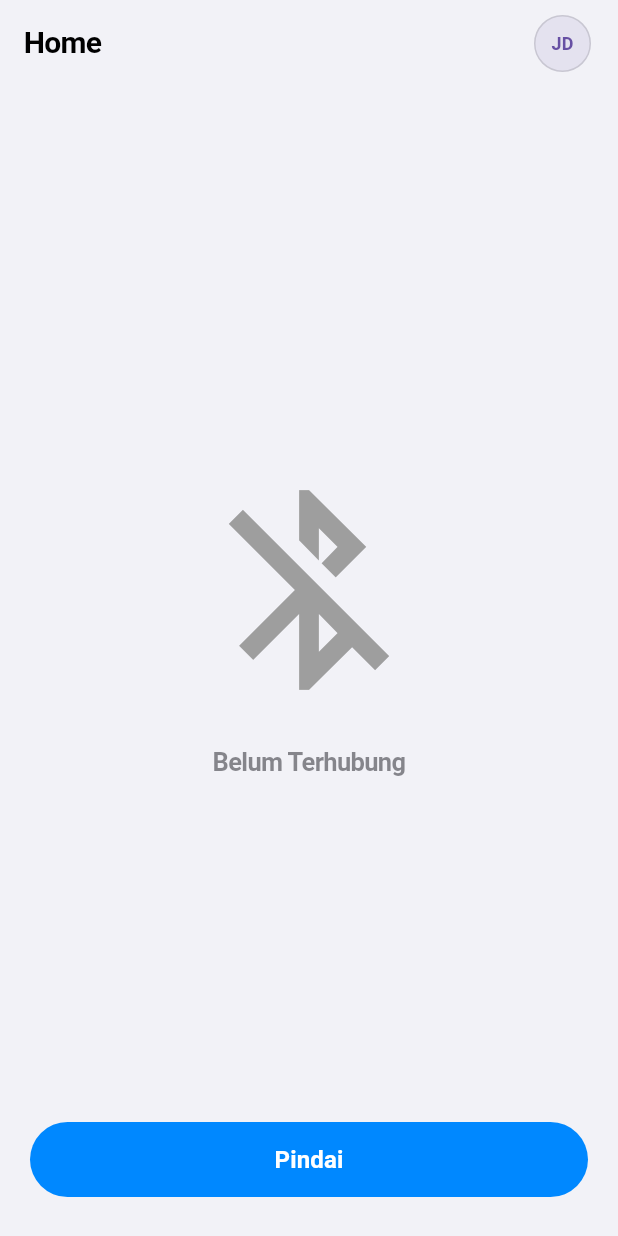
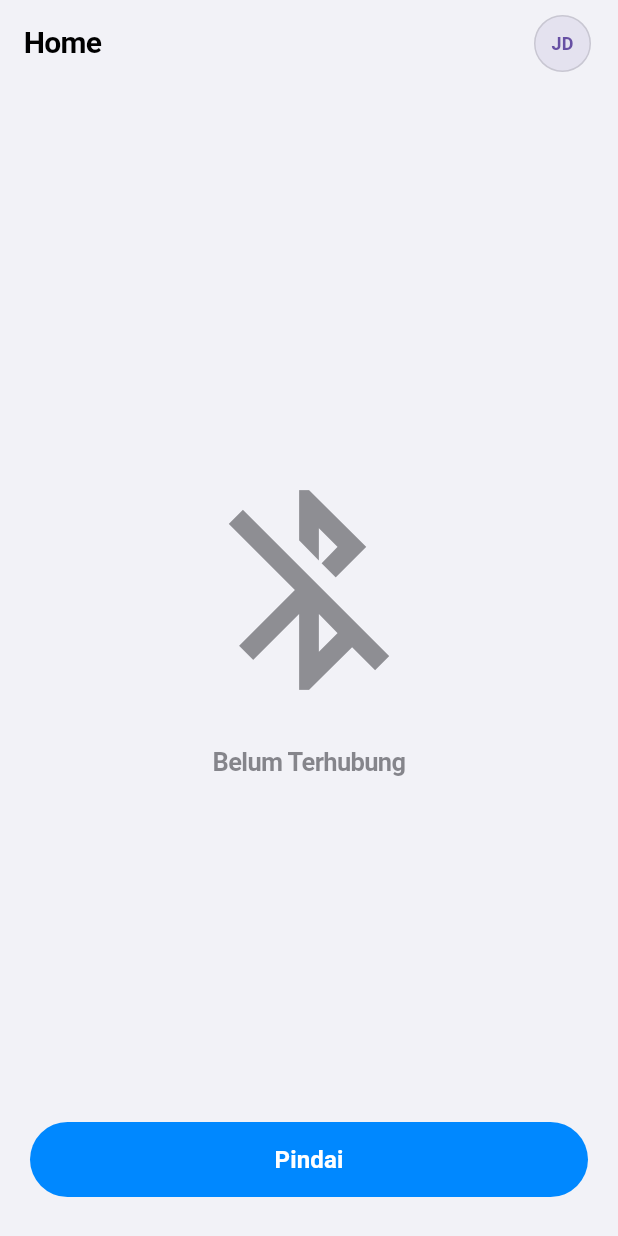
Before and after one commit to nashirabbash/VAC-IoT, a Flutter app: the HomeScreen screen opened directly, on a phone screen of 412 x 824 dp. Run offline on Flutter 3.47's test engine with Material 3 defaults, Android fonts, the phone set to English and light mode, and no system bars; our stand-ins replace flutter_blue_plus, flutter_secure_storage, sqflite; missing offline and left inert: mobile_scanner; accounts and stored records are empty; network calls fail; Roboto replaces fonts that are missing (SF Pro).

Commit message:
fix: address iter 3 review feedback for ticket 14

```diff
--- a/lib/screens/homeScreens.dart
+++ b/lib/screens/homeScreens.dart
@@ -27,6 +27,7 @@ class _HomeScreenState extends State<HomeScreen> {
   bool _hasBoundDevice = false;
   bool _isLoading = true;
   bool _isBleConnected = false;
+  bool _hasConnectionDropped = false;
   late final StreamSubscription<bool> _connectionSub;
   late final AuthRepository _authRepository = widget.authRepository ?? AuthRepository();
   late final ApiService _apiService = widget.apiService ?? apiService;
@@ -39,6 +40,12 @@ class _HomeScreenState extends State<HomeScreen> {
     _connectionSub = bleService.onConnectionStateChanged.listen((connected) {
       if (mounted) {
         setState(() {
+          if (_isBleConnected && !connected) {
+            _hasConnectionDropped = true;
+          }
+          if (connected) {
+            _hasConnectionDropped = false;
+          }
           _isBleConnected = connected;
         });
       }
@@ -224,7 +231,7 @@ class _HomeScreenState extends State<HomeScreen> {
               else if (_isBleConnected)
                 Icon(Icons.bluetooth_connected, size: 160, color: context.colors.accentsBlue)
               else
-                const Icon(Icons.bluetooth_disabled, size: 160, color: Colors.grey),
+                Icon(Icons.bluetooth_disabled, size: 160, color: context.colors.graysGray),
               const SizedBox(height: 24),
 
               if (_isLoading)
@@ -232,7 +239,7 @@ class _HomeScreenState extends State<HomeScreen> {
               else ...[
                 AppText(
                   _hasBoundDevice
-                      ? (_isBleConnected ? 'Terkoneksi' : 'Mencari Perangkat...')
+                      ? (_isBleConnected ? 'Terkoneksi' : (_hasConnectionDropped ? 'Gagal Connect' : 'Mencari Perangkat...'))
                       : 'Belum Terhubung',
                   type: AppTextType.headline,
                   color: AppTextColor.secondary,
```
Also changed, not shown: 1 other file.
